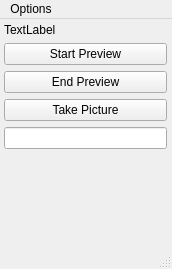
First picture: the form in ui/main_window.ui, repository tasmanvs/microscope, before the edit.
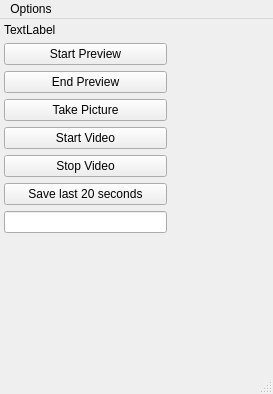
Second picture: the form after the edit.

Commit message: Circular video buffer, recording, and copy scripts

Patch:
```diff
--- a/ui/main_window.ui
+++ b/ui/main_window.ui
@@ -6,8 +6,8 @@
    <rect>
     <x>0</x>
     <y>0</y>
-    <width>172</width>
-    <height>269</height>
+    <width>273</width>
+    <height>394</height>
    </rect>
   </property>
   <property name="windowTitle">
@@ -20,7 +20,7 @@
       <x>0</x>
       <y>0</y>
       <width>171</width>
-      <height>211</height>
+      <height>279</height>
      </rect>
     </property>
     <layout class="QVBoxLayout" name="vertical_layout_">
@@ -64,6 +64,27 @@
        </property>
       </widget>
      </item>
+     <item>
+      <widget class="QPushButton" name="start_video_recording_btn_">
+       <property name="text">
+        <string>Start Video</string>
+       </property>
+      </widget>
+     </item>
+     <item>
+      <widget class="QPushButton" name="stop_video_recording_btn_">
+       <property name="text">
+        <string>Stop Video</string>
+       </property>
+      </widget>
+     </item>
+     <item>
+      <widget class="QPushButton" name="save_last_20_seconds_btn_">
+       <property name="text">
+        <string>Save last 20 seconds</string>
+       </property>
+      </widget>
+     </item>
      <item>
       <widget class="QLineEdit" name="file_name_input_"/>
      </item>
@@ -88,7 +109,7 @@
     <rect>
      <x>0</x>
      <y>0</y>
-     <width>172</width>
+     <width>273</width>
      <height>37</height>
     </rect>
    </property>
```
The commit also changes 5 other files.
